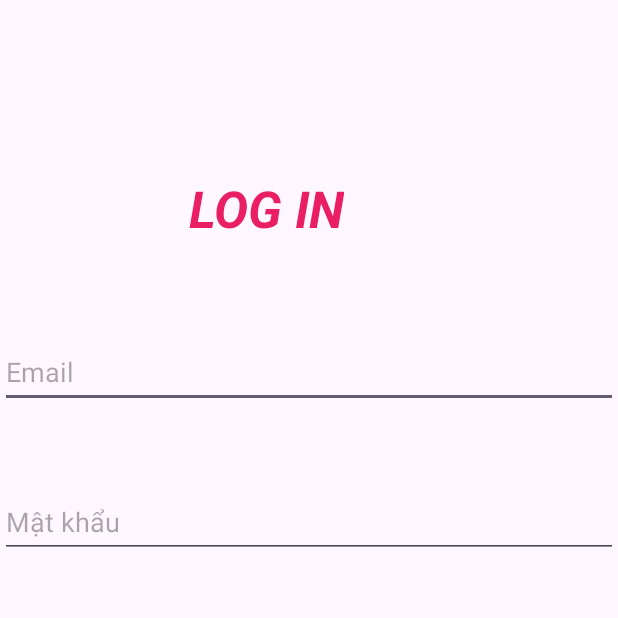
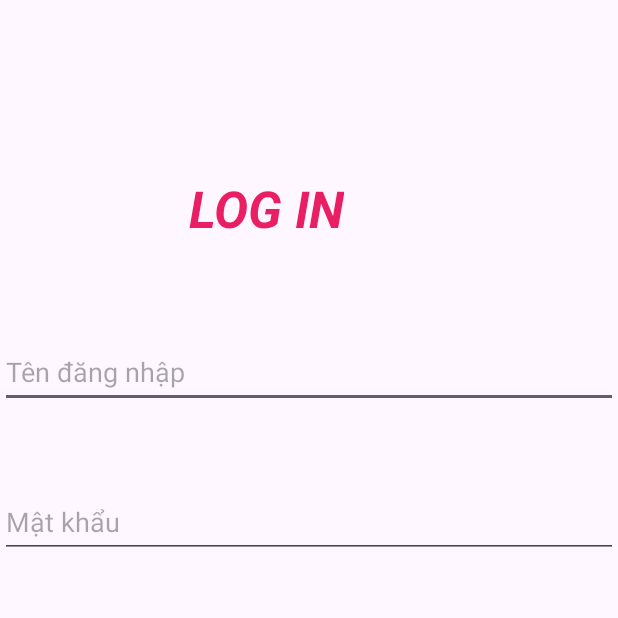
Before and after one commit to tuananh7605/DoanQlyphongkham, an Android app: the LoginActivity screen opened directly, with no data from a screen before it, on a phone screen of 412 x 824 dp, the top half of it. Run offline under Robolectric (Android 15) with nearby library versions, the phone set to English and light mode, and no system bars.

Commit message:
Update activity_login.xml

```diff
--- a/app/src/main/res/layout/activity_login.xml
+++ b/app/src/main/res/layout/activity_login.xml
@@ -30,9 +30,9 @@
         android:layout_width="0dp"
         android:layout_height="wrap_content"
         android:layout_marginTop="224dp"
-        android:autofillHints="@string/prompt_email"
-        android:hint="@string/prompt_email"
-        android:inputType="textEmailAddress"
+        android:autofillHints="@string/prompt_username"
+        android:hint="@string/prompt_username"
+        android:inputType="text"
         android:minHeight="48dp"
         android:selectAllOnFocus="true"
         app:layout_constraintEnd_toEndOf="parent"
```
